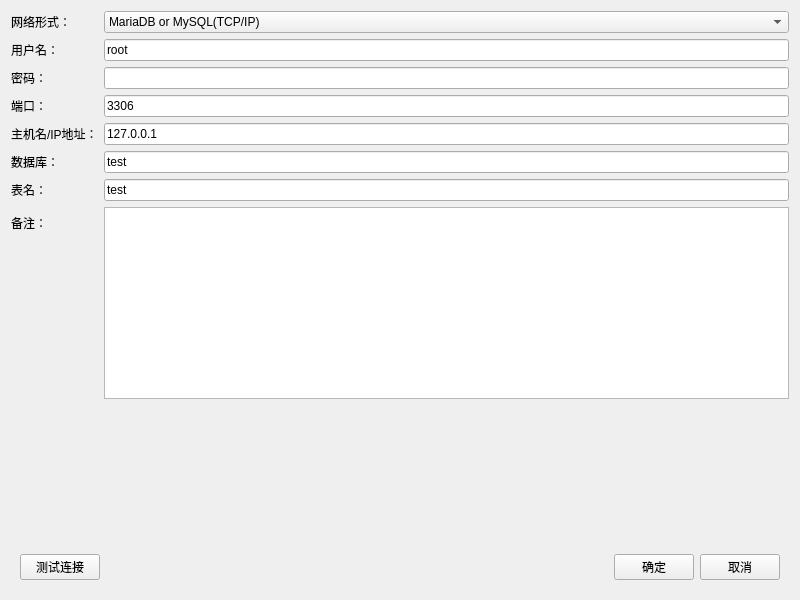
Qt form pyminer/ui/data/data_import_database.ui (pyminer/pyminer) before a commit.
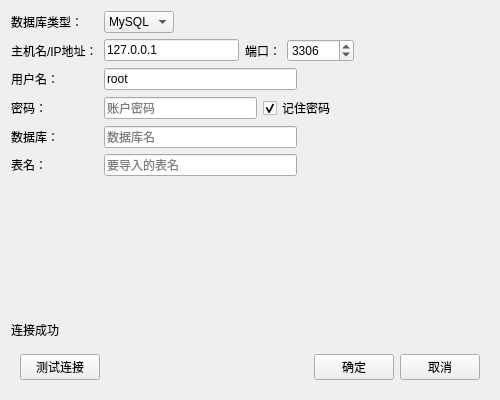
The same form after that commit.

Patch:
```diff
--- a/pyminer/ui/data/data_import_database.ui
+++ b/pyminer/ui/data/data_import_database.ui
@@ -6,8 +6,8 @@
    <rect>
     <x>0</x>
     <y>0</y>
-    <width>800</width>
-    <height>600</height>
+    <width>500</width>
+    <height>400</height>
    </rect>
   </property>
   <property name="minimumSize">
@@ -31,130 +31,260 @@
      <item row="0" column="0">
       <widget class="QLabel" name="label_nettype">
        <property name="text">
-        <string>网络形式：</string>
+        <string>数据库类型：</string>
        </property>
       </widget>
      </item>
      <item row="0" column="1">
-      <widget class="QComboBox" name="comboBox_encode_2">
+      <layout class="QHBoxLayout" name="horizontalLayout_8">
+       <item>
+        <widget class="QComboBox" name="comboBox_database">
        <item>
         <property name="text">
-         <string>MariaDB or MySQL(TCP/IP)</string>
+           <string>MySQL</string>
         </property>
        </item>
       </widget>
      </item>
-     <item row="1" column="0">
+       <item>
+        <spacer name="horizontalSpacer_8">
+         <property name="orientation">
+          <enum>Qt::Horizontal</enum>
+         </property>
+         <property name="sizeHint" stdset="0">
+          <size>
+           <width>40</width>
+           <height>20</height>
+          </size>
+         </property>
+        </spacer>
+       </item>
+      </layout>
+     </item>
+     <item row="2" column="0">
       <widget class="QLabel" name="label_username">
        <property name="text">
         <string>用户名：</string>
        </property>
       </widget>
      </item>
-     <item row="1" column="1">
-      <widget class="QLineEdit" name="lineEdit_limitRow_2">
+     <item row="2" column="1">
+      <layout class="QHBoxLayout" name="horizontalLayout_7">
+       <item>
+        <widget class="QLineEdit" name="lineEdit_user">
+         <property name="inputMask">
+          <string/>
+         </property>
        <property name="text">
         <string>root</string>
        </property>
-      </widget>
-     </item>
-     <item row="2" column="0">
+         <property name="placeholderText">
+          <string>账户名</string>
+         </property>
+        </widget>
+       </item>
+       <item>
+        <spacer name="horizontalSpacer_7">
+         <property name="orientation">
+          <enum>Qt::Horizontal</enum>
+         </property>
+         <property name="sizeHint" stdset="0">
+          <size>
+           <width>40</width>
+           <height>20</height>
+          </size>
+         </property>
+        </spacer>
+       </item>
+      </layout>
+     </item>
+     <item row="3" column="0">
       <widget class="QLabel" name="label_password">
        <property name="text">
         <string>密码：</string>
        </property>
       </widget>
      </item>
-     <item row="2" column="1">
-      <widget class="QLineEdit" name="lineEdit_password">
-       <property name="text">
-        <string/>
-       </property>
-       <property name="echoMode">
-        <enum>QLineEdit::Password</enum>
-       </property>
-      </widget>
-     </item>
-     <item row="3" column="0">
-      <widget class="QLabel" name="label_port">
-       <property name="text">
-        <string>端口：</string>
-       </property>
-      </widget>
-     </item>
      <item row="3" column="1">
-      <widget class="QLineEdit" name="lineEdit_limitRow_3">
+      <layout class="QHBoxLayout" name="horizontalLayout_6">
+       <item>
+        <widget class="QLineEdit" name="lineEdit_passwd">
+         <property name="inputMask">
+          <string/>
+         </property>
        <property name="text">
-        <string>3306</string>
-       </property>
-      </widget>
-     </item>
-     <item row="4" column="0">
+          <string/>
+         </property>
+         <property name="placeholderText">
+          <string>账户密码</string>
+         </property>
+        </widget>
+       </item>
+       <item>
+        <widget class="QCheckBox" name="checkBox">
+         <property name="text">
+          <string>记住密码</string>
+         </property>
+         <property name="checked">
+          <bool>true</bool>
+         </property>
+        </widget>
+       </item>
+       <item>
+        <spacer name="horizontalSpacer_6">
+         <property name="orientation">
+          <enum>Qt::Horizontal</enum>
+         </property>
+         <property name="sizeHint" stdset="0">
+          <size>
+           <width>40</width>
+           <height>20</height>
+          </size>
+         </property>
+        </spacer>
+       </item>
+      </layout>
+     </item>
+     <item row="7" column="1">
+      <spacer name="verticalSpacer">
+       <property name="orientation">
+        <enum>Qt::Vertical</enum>
+       </property>
+       <property name="sizeHint" stdset="0">
+        <size>
+         <width>20</width>
+         <height>40</height>
+        </size>
+       </property>
+      </spacer>
+     </item>
+     <item row="1" column="0">
       <widget class="QLabel" name="label_ip">
        <property name="text">
         <string>主机名/IP地址：</string>
        </property>
       </widget>
      </item>
-     <item row="4" column="1">
-      <widget class="QLineEdit" name="lineEdit_passHead">
+     <item row="1" column="1">
+      <layout class="QHBoxLayout" name="horizontalLayout_4">
+       <item>
+        <widget class="QLineEdit" name="lineEdit_host">
        <property name="text">
         <string>127.0.0.1</string>
        </property>
-      </widget>
-     </item>
-     <item row="5" column="0">
+         <property name="placeholderText">
+          <string>数据库地址</string>
+         </property>
+        </widget>
+       </item>
+       <item>
+        <widget class="QLabel" name="label_port">
+         <property name="text">
+          <string>端口：</string>
+         </property>
+        </widget>
+       </item>
+       <item>
+        <widget class="QSpinBox" name="spinBox_port">
+         <property name="maximum">
+          <number>999999</number>
+         </property>
+         <property name="value">
+          <number>3306</number>
+         </property>
+        </widget>
+       </item>
+       <item>
+        <spacer name="horizontalSpacer_4">
+         <property name="orientation">
+          <enum>Qt::Horizontal</enum>
+         </property>
+         <property name="sizeHint" stdset="0">
+          <size>
+           <width>40</width>
+           <height>20</height>
+          </size>
+         </property>
+        </spacer>
+       </item>
+      </layout>
+     </item>
+     <item row="4" column="0">
       <widget class="QLabel" name="label_database">
        <property name="text">
         <string>数据库：</string>
        </property>
       </widget>
      </item>
-     <item row="5" column="1">
-      <widget class="QLineEdit" name="lineEdit_limitRow_4">
+     <item row="4" column="1">
+      <layout class="QHBoxLayout" name="horizontalLayout_3">
+       <item>
+        <widget class="QLineEdit" name="lineEdit_db">
        <property name="text">
-        <string>test</string>
+          <string/>
+         </property>
+         <property name="placeholderText">
+          <string>数据库名</string>
        </property>
       </widget>
      </item>
-     <item row="6" column="0">
+       <item>
+        <spacer name="horizontalSpacer_3">
+         <property name="orientation">
+          <enum>Qt::Horizontal</enum>
+         </property>
+         <property name="sizeHint" stdset="0">
+          <size>
+           <width>40</width>
+           <height>20</height>
+          </size>
+         </property>
+        </spacer>
+       </item>
+      </layout>
+     </item>
+     <item row="5" column="0">
       <widget class="QLabel" name="label_database_2">
        <property name="text">
         <string>表名：</string>
        </property>
       </widget>
      </item>
-     <item row="6" column="1">
-      <widget class="QLineEdit" name="lineEdit_limitRow_5">
+     <item row="5" column="1">
+      <layout class="QHBoxLayout" name="horizontalLayout_2">
+       <item>
+        <widget class="QLineEdit" name="lineEdit_table">
        <property name="text">
-        <string>test</string>
-       </property>
-      </widget>
-     </item>
-     <item row="7" column="0">
-      <widget class="QLabel" name="label_text">
-       <property name="text">
-        <string>备注：</string>
+          <string/>
+         </property>
+         <property name="placeholderText">
+          <string>要导入的表名</string>
        </property>
       </widget>
      </item>
-     <item row="7" column="1">
-      <widget class="QTextEdit" name="textEdit"/>
-     </item>
-     <item row="8" column="1">
-      <spacer name="verticalSpacer">
+       <item>
+        <spacer name="horizontalSpacer_2">
        <property name="orientation">
-        <enum>Qt::Vertical</enum>
+          <enum>Qt::Horizontal</enum>
        </property>
        <property name="sizeHint" stdset="0">
         <size>
-         <width>20</width>
-         <height>40</height>
+           <width>40</width>
+           <height>20</height>
         </size>
        </property>
       </spacer>
      </item>
     </layout>
+     </item>
+    </layout>
+   </item>
+   <item>
+    <widget class="QLabel" name="label_test">
+     <property name="text">
+      <string>连接成功</string>
+     </property>
+    </widget>
    </item>
    <item>
     <widget class="QWidget" name="widget" native="true">
```
Left out of the diff: 4 changed lines with no effect on the pictures. Lines whose indentation alone changed are shown as unchanged.
